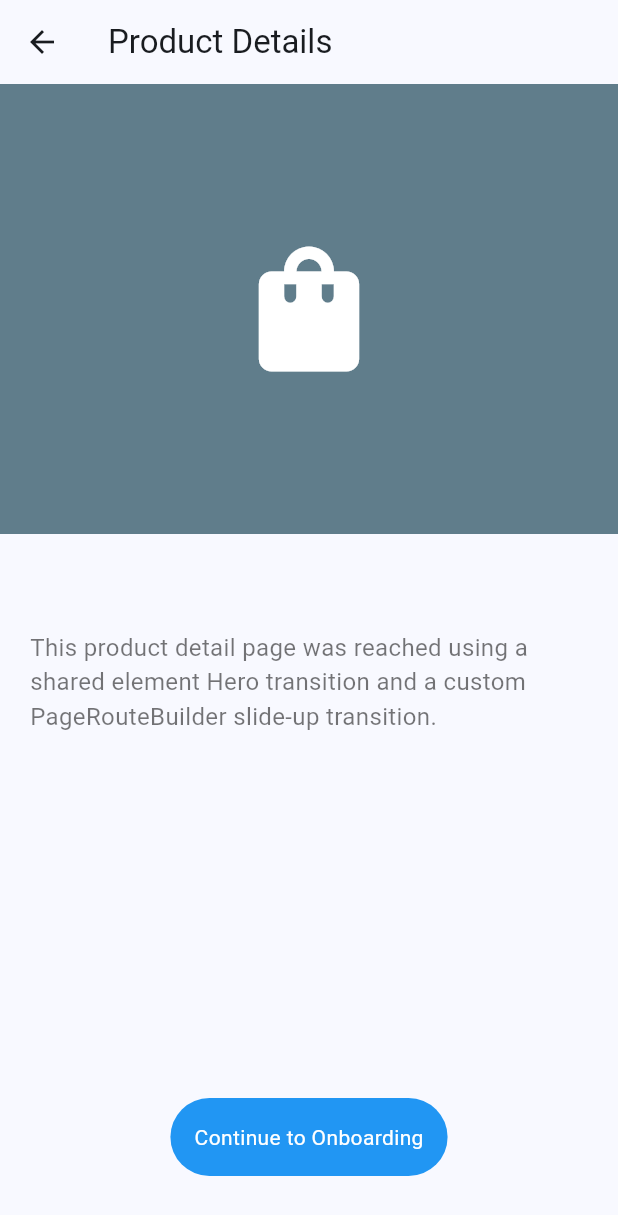
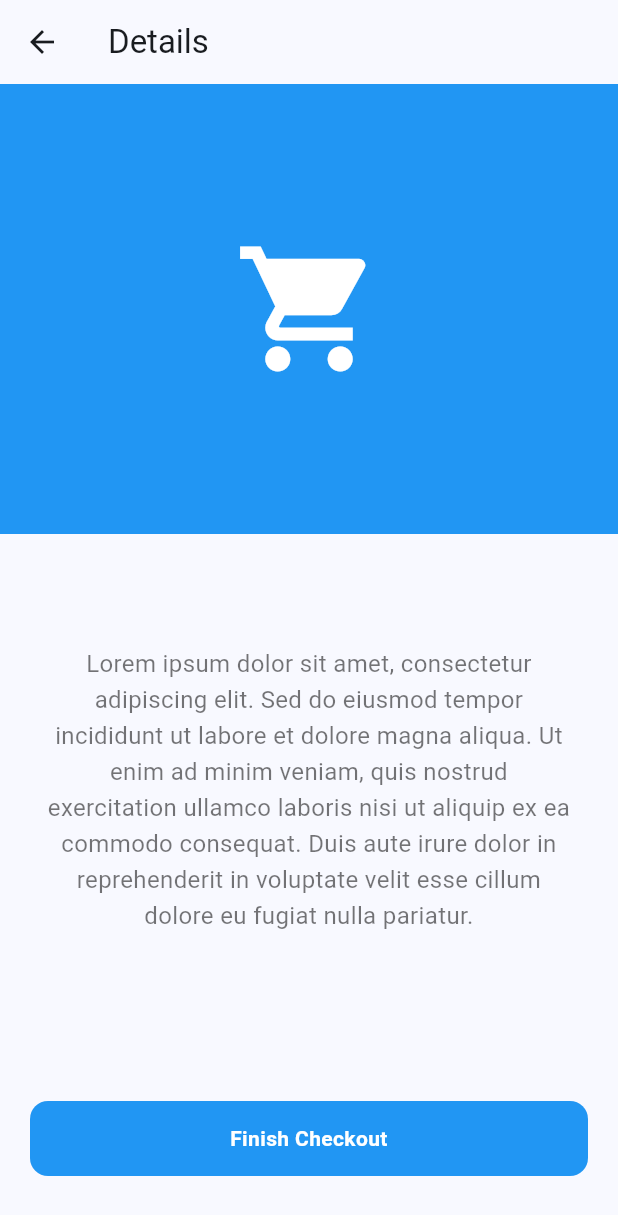
Before and after one commit to Binu0714/flutter_animation_sprint, a Flutter app: the DetailScreen screen opened directly with empty values, on a phone screen of 412 x 824 dp. Shown: the top 1215 px of the screen. Run offline on Flutter 3.47's test engine with Material 3 defaults, Android fonts, the phone set to English and light mode, and no system bars; our stand-ins replace go_router, lottie; network calls fail.

Commit message:
updated screens and animations

```diff
--- a/lib/main.dart
+++ b/lib/main.dart
@@ -9,8 +9,8 @@ class MyApp extends StatelessWidget {
   Widget build(BuildContext context) {
     return MaterialApp.router(
       routerConfig: appRouter,
+      theme: ThemeData(useMaterial3: true, colorSchemeSeed: Colors.blue),
       debugShowCheckedModeBanner: false,
-      theme: ThemeData(useMaterial3: true, colorSchemeSeed: Colors.blue),
     );
   }
 }
--- a/lib/screens/detail_screen.dart
+++ b/lib/screens/detail_screen.dart
@@ -3,68 +3,62 @@ import 'package:go_router/go_router.dart';
 import '../widgets/bouncy_button.dart';
 
 class DetailScreen extends StatelessWidget {
-  final String id; // The product ID passed from the router
-
+  final String id;
   const DetailScreen({super.key, required this.id});
 
   @override
   Widget build(BuildContext context) {
     return Scaffold(
-      appBar: AppBar(
-        title: const Text("Product Details"),
-        // The back button automatically handles reversing the Hero animation
-      ),
+      appBar: AppBar(title: const Text("Details")),
       body: Column(
-        crossAxisAlignment: CrossAxisAlignment.start,
         children: [
-          // TASK 3A: Hero Animation (Target)
-          // Tag MUST match the tag used in home_screen exactly
+          // Task 3A: Hero Animation Target
           Hero(
             tag: 'product_$id',
             child: Container(
-              width: double.infinity, // Requirement: Show hero at full width
+              width: double.infinity,
               height: 300,
-              color: Colors.blueGrey,
-              child: const Center(
-                child: Icon(
-                  Icons.shopping_bag,
-                  size: 100,
-                  color: Colors.white,
-                ),
-              ),
+              color: Colors.blue,
+              child: const Icon(Icons.shopping_cart, size: 100, color: Colors.white),
             ),
           ),
+          const SizedBox(height: 20),
 
-          Padding(
-            padding: const EdgeInsets.all(20.0),
-            child: Column(
-              crossAxisAlignment: CrossAxisAlignment.start,
-              children: [
-                Text(
-                  id.toUpperCase().replaceAll('_', ' '),
-                  style: const TextStyle(fontSize: 24, fontWeight: FontWeight.bold),
-                ),
-                const SizedBox(height: 10),
-                const Text(
-                  "This product detail page was reached using a shared element Hero transition "
-                      "and a custom PageRouteBuilder slide-up transition.",
-                  style: TextStyle(fontSize: 16, color: Colors.black54),
-                ),
-              ],
+          // Product ID Title
+          Text(
+              id.toUpperCase(),
+              style: const TextStyle(fontSize: 28, fontWeight: FontWeight.bold)
+          ),
+
+          // Added: Lorem Dummy Text
+          const Padding(
+            padding: EdgeInsets.symmetric(horizontal: 30, vertical: 15),
+            child: Text(
+              "Lorem ipsum dolor sit amet, consectetur adipiscing elit. "
+                  "Sed do eiusmod tempor incididunt ut labore et dolore magna aliqua. "
+                  "Ut enim ad minim veniam, quis nostrud exercitation ullamco laboris "
+                  "nisi ut aliquip ex ea commodo consequat. Duis aute irure dolor in "
+                  "reprehenderit in voluptate velit esse cillum dolore eu fugiat nulla pariatur.",
+              textAlign: TextAlign.center,
+              style: TextStyle(
+                  fontSize: 16,
+                  color: Colors.black54,
+                  height: 1.5 // Added line height for better readability
+              ),
             ),
           ),
 
           const Spacer(),
 
-          // Task 2B: Integrating the Bouncy Button to navigate to Phase 4
-          Center(
-            child: Padding(
-              padding: const EdgeInsets.only(bottom: 40),
-              child: BouncyCTAButton(
-                onTap: () => context.push('/success'),
-              ),
+          // Navigation to Phase 4 (Success Screen)
+          Padding(
+            padding: const EdgeInsets.symmetric(horizontal: 20),
+            child: BouncyCTAButton(
+                label: "Finish Checkout",
+                onTap: () => context.push('/success')
             ),
           ),
+          const SizedBox(height: 40),
         ],
       ),
     );
--- a/lib/widgets/bouncy_button.dart
+++ b/lib/widgets/bouncy_button.dart
@@ -2,7 +2,8 @@ import 'package:flutter/material.dart';
 
 class BouncyCTAButton extends StatefulWidget {
   final VoidCallback onTap;
-  const BouncyCTAButton({super.key, required this.onTap});
+  final String label;
+  const BouncyCTAButton({super.key, required this.onTap, required this.label});
 
   @override
   State<BouncyCTAButton> createState() => _BouncyCTAButtonState();
@@ -16,9 +17,8 @@ class _BouncyCTAButtonState extends State<BouncyCTAButton> with SingleTickerProv
   void initState() {
     super.initState();
     _controller = AnimationController(vsync: this, duration: const Duration(milliseconds: 200));
-    _scale = Tween<double>(begin: 1.0, end: 0.9).animate(
-      CurvedAnimation(parent: _controller, curve: Curves.elasticOut),
-    );
+    // Task 2B: ElasticOut creates the "overshoot" effect
+    _scale = Tween<double>(begin: 1.0, end: 0.9).animate(CurvedAnimation(parent: _controller, curve: Curves.elasticOut));
   }
 
   @override
@@ -32,9 +32,10 @@ class _BouncyCTAButtonState extends State<BouncyCTAButton> with SingleTickerProv
       child: ScaleTransition(
         scale: _scale,
         child: Container(
-          padding: const EdgeInsets.all(16),
-          decoration: BoxDecoration(color: Colors.blue, borderRadius: BorderRadius.circular(30)),
-          child: const Text("Continue to Onboarding", style: TextStyle(color: Colors.white)),
+          width: double.infinity,
+          padding: const EdgeInsets.symmetric(vertical: 15),
+          decoration: BoxDecoration(color: Colors.blue, borderRadius: BorderRadius.circular(12)),
+          child: Text(widget.label, textAlign: TextAlign.center, style: const TextStyle(color: Colors.white, fontWeight: FontWeight.bold)),
         ),
       ),
     );
```
Also changed, not shown: lib/core/app_router.dart (+8 -7 lines), lib/screens/gallery_screen.dart (added, +50 -0 lines), lib/screens/home_screen.dart (+67 -24 lines), lib/screens/onboarding_screen.dart (added, +57 -0 lines), lib/screens/success_screen.dart (+15 -23 lines), lib/widgets/animated_profile_card.dart (+17 -24 lines), lib/widgets/custom_spinner.dart (+19 -21 lines).
